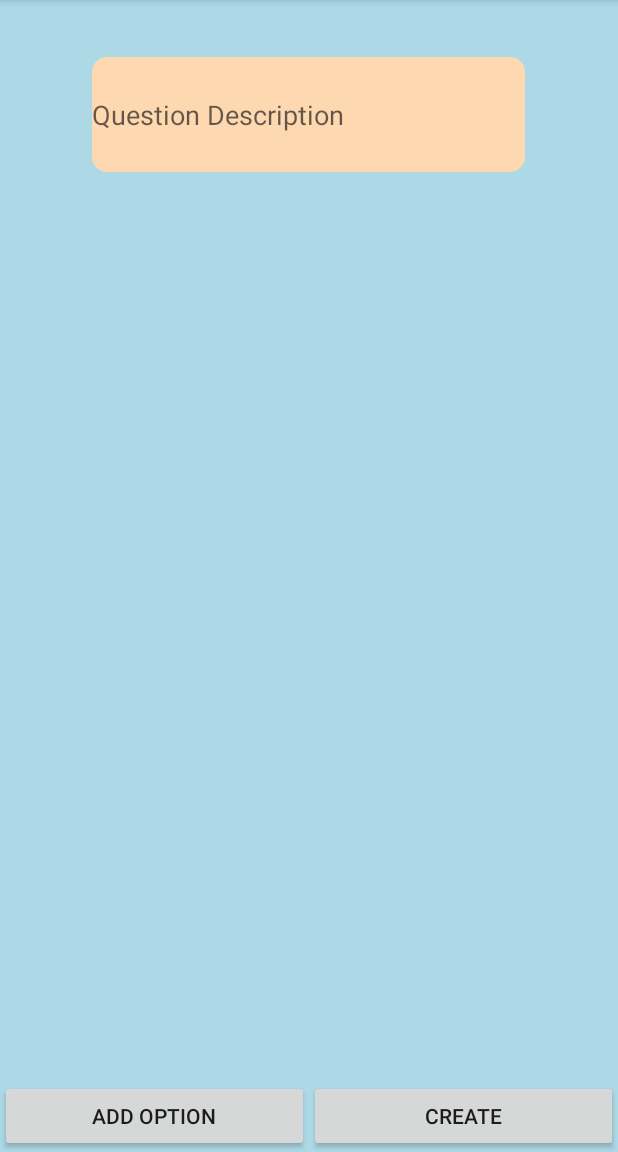
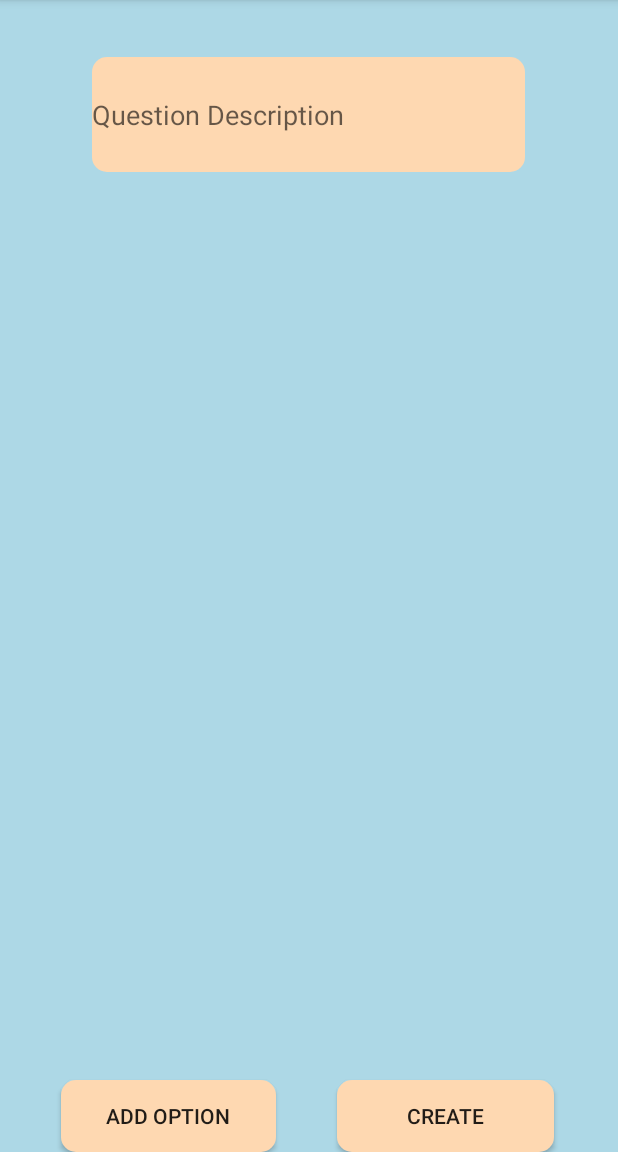
Before and after one commit to Yucheng-Jiang/Hacklicker, an Android app: the ManualAddQuestionScreen screen opened directly, with no data from a screen before it, on a phone screen of 412 x 824 dp, the part 84-1236 px from its top. Run offline under Robolectric (Android 15) with nearby library versions, the phone set to English and light mode, and no system bars.

Commit message:
Fix manual add question button layout

```diff
--- a/app/src/main/res/layout/activity_manual_add_question_screen.xml
+++ b/app/src/main/res/layout/activity_manual_add_question_screen.xml
@@ -53,7 +53,7 @@
         <ScrollView
             android:layout_width="match_parent"
             android:layout_height="0dp"
-            android:layout_weight="60">
+            android:layout_weight="70">
 
             <LinearLayout
                 android:id="@+id/optionList"
@@ -68,24 +68,42 @@
             android:layout_width="match_parent"
             android:layout_height="0dp"
             android:layout_gravity="bottom|center_horizontal"
-            android:layout_weight="20"
-            android:orientation="horizontal">
+            android:layout_weight="10"
+            android:orientation="horizontal"
+            android:weightSum="100">
+
+            <Space
+                android:layout_width="0dp"
+                android:layout_height="match_parent"
+                android:layout_weight="10" />
 
             <Button
                 android:id="@+id/addOption"
-                android:layout_width="match_parent"
+                android:layout_width="0dp"
                 android:layout_height="wrap_content"
                 android:layout_gravity="bottom"
-                android:layout_weight="1"
+                android:layout_weight="35"
+                android:background="@drawable/orangeblue"
                 android:text="Add Option" />
+
+            <Space
+                android:layout_width="0dp"
+                android:layout_height="match_parent"
+                android:layout_weight="10" />
 
             <Button
                 android:id="@+id/createQuestion"
-                android:layout_width="match_parent"
+                android:layout_width="0dp"
                 android:layout_height="wrap_content"
                 android:layout_gravity="bottom"
-                android:layout_weight="1"
+                android:layout_weight="35"
+                android:background="@drawable/orangeblue"
                 android:text="Create" />
+
+            <Space
+                android:layout_width="1dp"
+                android:layout_height="0dp"
+                android:layout_weight="10" />
         </LinearLayout>
 
 
```
